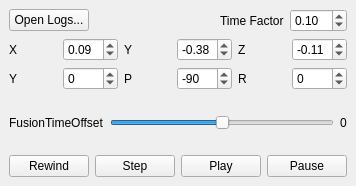
Qt form basestation/logplayer.ui (wpfhtl/octocopter) before a commit.
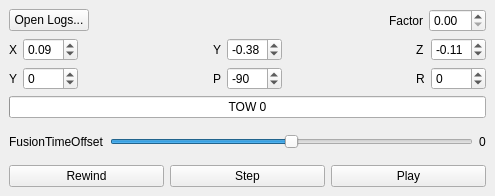
The same form after that commit.

Diff of the .ui file:
```diff
--- a/basestation/logplayer.ui
+++ b/basestation/logplayer.ui
@@ -6,8 +6,8 @@
    <rect>
     <x>0</x>
     <y>0</y>
-    <width>284</width>
-    <height>186</height>
+    <width>495</width>
+    <height>196</height>
    </rect>
   </property>
   <property name="sizePolicy">
@@ -18,8 +18,8 @@
   </property>
   <property name="minimumSize">
    <size>
-    <width>284</width>
-    <height>186</height>
+    <width>317</width>
+    <height>196</height>
    </size>
   </property>
   <property name="windowTitle">
@@ -61,14 +61,14 @@
       <item>
        <widget class="QLabel" name="label_2">
         <property name="text">
-         <string>Time Factor</string>
+         <string>Factor</string>
         </property>
        </widget>
       </item>
       <item>
        <widget class="QDoubleSpinBox" name="mSpinBoxTimeFactor">
         <property name="value">
-         <double>0.100000000000000</double>
+         <double>0.000000000000000</double>
         </property>
        </widget>
       </item>
@@ -99,14 +99,14 @@
         </property>
        </widget>
       </item>
-      <item row="0" column="2">
-       <widget class="QLabel" name="label_6">
-        <property name="text">
-         <string>Y</string>
-        </property>
-       </widget>
-      </item>
       <item row="0" column="3">
+       <widget class="QLabel" name="label_6">
+        <property name="text">
+         <string>Y</string>
+        </property>
+       </widget>
+      </item>
+      <item row="0" column="4">
        <widget class="QDoubleSpinBox" name="mSpinBoxLaserScannerY">
         <property name="minimum">
          <double>-1.000000000000000</double>
@@ -122,14 +122,14 @@
         </property>
        </widget>
       </item>
-      <item row="0" column="4">
+      <item row="0" column="6">
        <widget class="QLabel" name="label_7">
         <property name="text">
          <string>Z</string>
         </property>
        </widget>
       </item>
-      <item row="0" column="5">
+      <item row="0" column="7">
        <widget class="QDoubleSpinBox" name="mSpinBoxLaserScannerZ">
         <property name="minimum">
          <double>-1.000000000000000</double>
@@ -168,14 +168,14 @@
         </property>
        </widget>
       </item>
-      <item row="1" column="2">
+      <item row="1" column="3">
        <widget class="QLabel" name="label_4">
         <property name="text">
          <string>P</string>
         </property>
        </widget>
       </item>
-      <item row="1" column="3">
+      <item row="1" column="4">
        <widget class="QDoubleSpinBox" name="mSpinBoxLaserScannerPitch">
         <property name="decimals">
          <number>0</number>
@@ -194,14 +194,14 @@
         </property>
        </widget>
       </item>
-      <item row="1" column="4">
+      <item row="1" column="6">
        <widget class="QLabel" name="label_5">
         <property name="text">
          <string>R</string>
         </property>
        </widget>
       </item>
-      <item row="1" column="5">
+      <item row="1" column="7">
        <widget class="QDoubleSpinBox" name="mSpinBoxLaserScannerRoll">
         <property name="decimals">
          <number>0</number>
@@ -217,8 +217,47 @@
         </property>
        </widget>
       </item>
+      <item row="1" column="2">
+       <spacer name="horizontalSpacer_3">
+        <property name="orientation">
+         <enum>Qt::Horizontal</enum>
+        </property>
+        <property name="sizeHint" stdset="0">
+         <size>
+          <width>40</width>
+          <height>20</height>
+         </size>
+        </property>
+       </spacer>
+      </item>
+      <item row="1" column="5">
+       <spacer name="horizontalSpacer_4">
+        <property name="orientation">
+         <enum>Qt::Horizontal</enum>
+        </property>
+        <property name="sizeHint" stdset="0">
+         <size>
+          <width>40</width>
+          <height>20</height>
+         </size>
+        </property>
+       </spacer>
+      </item>
      </layout>
     </item>
+    <item>
+     <widget class="QProgressBar" name="mProgressBarTow">
+      <property name="maximum">
+       <number>1</number>
+      </property>
+      <property name="value">
+       <number>0</number>
+      </property>
+      <property name="format">
+       <string>TOW %v</string>
+      </property>
+     </widget>
+    </item>
     <item>
      <layout class="QHBoxLayout" name="horizontalLayout_2">
       <item>
@@ -271,12 +310,8 @@
         <property name="text">
          <string>Play</string>
         </property>
-       </widget>
-      </item>
-      <item>
-       <widget class="QPushButton" name="mPushButtonPause">
-        <property name="text">
-         <string>Pause</string>
+        <property name="checkable">
+         <bool>true</bool>
         </property>
        </widget>
       </item>
```
